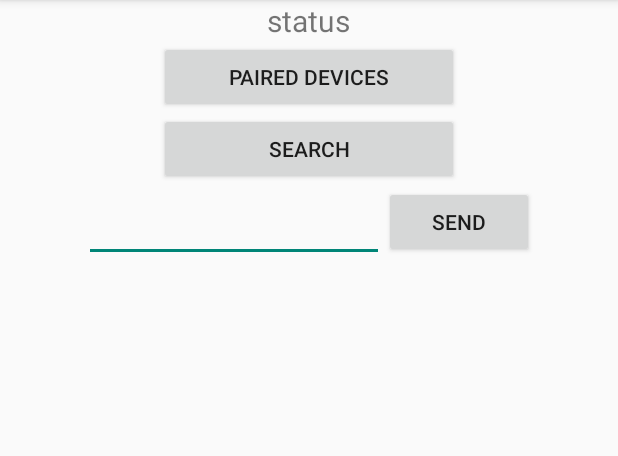
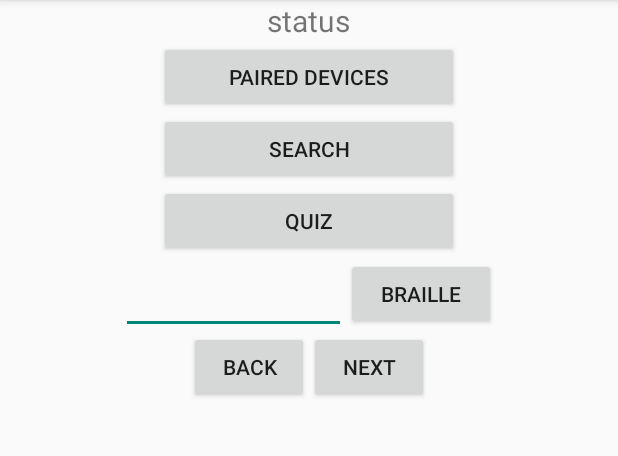
Before and after one commit to jaewon1778/USB, an Android app: the screen it shows after launch (MainActivity), on a phone screen of 412 x 824 dp, the part 84-540 px from its top. Run offline under Robolectric (Android 15) with nearby library versions, the light colour scheme and no system bars.

Commit message:
bluetooth

```diff
--- a/app/src/main/java/ssu/bluetoothtest/MainActivity.java
+++ b/app/src/main/java/ssu/bluetoothtest/MainActivity.java
@@ -41,7 +41,7 @@ public class MainActivity extends AppCompatActivity implements TextToSpeech.OnIn
     UUID BT_MODULE_UUID = UUID.fromString("00001101-0000-1000-8000-00805F9B34FB"); // "random" unique identifier
 
     TextView textStatus;
-    Button btnParied, btnSearch, btnSend;
+    Button btnParied, btnSearch, btnNext, btnBack, btnBraille, btnQuiz;
     ListView listView;
     EditText txtText;
 
@@ -63,6 +63,11 @@ public class MainActivity extends AppCompatActivity implements TextToSpeech.OnIn
     private int[][] exlist1 = {{1, 1, 1, 0, 0, 0}};
     private int[][] exlist4 = {{1, 1, 1, 0, 0, 0}, {0, 0, 0, 1, 0, 0}, {1, 1, 1, 0, 0, 1}, {1, 1, 1, 0, 0, 0}};
     private int[][] exlist5 = {{1, 1, 1, 0, 0, 0}, {0, 0, 0, 1, 0, 0}, {1, 1, 1, 0, 0, 1}, {1, 1, 1, 0, 0, 0}, {0, 0, 0, 1, 0, 0}};
+
+    private ArrayList<Object> Result = new ArrayList<>();
+    private int send_idx = 0;
+    private int max_idx = 0;
+
 
     @Override
     protected void onCreate(Bundle savedInstanceState) {
@@ -87,7 +92,10 @@ public class MainActivity extends AppCompatActivity implements TextToSpeech.OnIn
         textStatus = (TextView) findViewById(R.id.text_status);
         btnParied = (Button) findViewById(R.id.btn_paired);
         btnSearch = (Button) findViewById(R.id.btn_search);
-        btnSend = (Button) findViewById(R.id.btn_send);
+        btnBraille = (Button) findViewById(R.id.btn_braille);
+        btnQuiz = (Button) findViewById(R.id.btn_quiz);
+        btnBack = (Button) findViewById(R.id.btn_back);
+        btnNext = (Button) findViewById(R.id.btn_next);
         txtText = findViewById(R.id.txtText);
         listView = (ListView) findViewById(R.id.listview);
 
@@ -101,103 +109,109 @@ public class MainActivity extends AppCompatActivity implements TextToSpeech.OnIn
 
         listView.setOnItemClickListener(new myOnItemClickListener());
 
-        btnSend.setOnClickListener(new View.OnClickListener() {
+        btnBraille.setOnClickListener(new View.OnClickListener() {
             @Override
             public void onClick(View v) {
                 CharSequence CharSeq = txtText.getText();
                 String text = CharSeq.toString();
 
-                ArrayList<Object> Result = text(text);
+                Result = text(text);
 
-                Log.d("braille", Arrays.deepToString(Result.toArray()));
-                Log.d("length", String.valueOf(Result.size()));
-
-                //3개 이하씩 쪼개서 보내기
                 int quo = Result.size() / 3;
                 int rem = Result.size() % 3;
 
-                for(int i = 0; i < quo + 1; i++) {
-                    ArrayList<Object> brailleList = new ArrayList<>();
-                    int cnt = 3;
-                    if(i == quo) {
-                        if(rem == 0) break;
-                        else cnt = rem;
-                    }
-                    for(int j = 0; j < cnt; j++) {
-                        brailleList.add(Result.get(i*3 + j));
-                    }
-                    String row = String.valueOf(brailleList.size());
-                    String braille = Arrays.deepToString(brailleList.toArray());
-                    braille = row + braille + ";";  //끝에 ; 추가
-                    Log.d("braille", braille);
-                    if(connectedThread!=null){ connectedThread.write(braille); }
+                send_idx = 0;
+                max_idx = quo + 1;
+                if(rem == 0) { max_idx--; }
 
-                    //delay
-                    if(i != quo) {
-                        try {
-                            Thread.sleep(5000);
-                        } catch (InterruptedException e) {
-                            e.printStackTrace();
-                        }
-                    }
+                Log.d("send_idx", String.valueOf(send_idx));
+                Log.d("max_idx", String.valueOf(max_idx));
+
+                Log.d("Result", Arrays.deepToString(Result.toArray()));
+                Log.d("length", String.valueOf(Result.size()));
+
+                int cnt = 3;
+                if(max_idx == 0) {
+                    cnt = 0;
+                }
+                else if(send_idx == max_idx - 1) {
+                    if(rem != 0) cnt = rem;
                 }
 
+                sendbraille(send_idx, cnt);
+            }
+        });
 
-                /* 한번에 다 보내기
-                String row = String.valueOf(Result.size());
-                String braille = Arrays.deepToString(Result.toArray());
-                braille = row + braille + ";";  //끝에 ; 추가
+        btnNext.setOnClickListener(new View.OnClickListener() {
+            @Override
+            public void onClick(View v) {
+                int rem = Result.size() % 3;
 
-                Log.d("strResult", braille);
-                if(connectedThread!=null){ connectedThread.write(braille); }
-                */
+                send_idx++;
+                if(send_idx == max_idx) {
+                    send_idx--;
+                }
+
+                int cnt = 3;
+                if(max_idx == 0) {
+                    cnt = 0;
+                }
+                else if(send_idx == max_idx - 1) {
+                    if(rem != 0) cnt = rem;
+                }
+
+                sendbraille(send_idx, cnt);
+            }
+        });
+
+        btnBack.setOnClickListener(new View.OnClickListener() {
+            @Override
+            public void onClick(View v) {
+                int rem = Result.size() % 3;
+
+                send_idx--;
+                if(send_idx < 0) {
+                    send_idx++;
+                }
+
+                int cnt = 3;
+                if(max_idx == 0) {
+                    cnt = 0;
+                }
+                else if(send_idx == max_idx - 1) {
+                    if(rem != 0) cnt = rem;
+                }
+
+                sendbraille(send_idx, cnt);
+            }
+        });
+
+        btnQuiz.setOnClickListener(new View.OnClickListener() {
+            @Override
+            public void onClick(View v) {
+                connectedThread.run();
 
 
-                /*
-                // test
-                String braille = null;
-                int rowCnt = 0;
 
-                if(text.equals("1")) {
-                    braille = Arrays.deepToString(exlist1);
-                    rowCnt = exlist1.length;
-                }
-                else if(text.equals("2")) {
-                    braille = Arrays.deepToString(exlist2);
-                    rowCnt = exlist2.length;
-                }
-                else if(text.equals("3")) {
-                    braille = Arrays.deepToString(exlist3);
-                    rowCnt = exlist3.length;
-                }
-                else if(text.equals("6")) {
-                    braille = Arrays.deepToString(exlist6);
-                    rowCnt = exlist6.length;
-                }
-                else if(text.equals("9")) {
-                    braille = Arrays.deepToString(exlist9);
-                    rowCnt = exlist9.length;
-                }
-                else if(text.equals("4")) {
-                    braille = Arrays.deepToString(exlist4);
-                    rowCnt = exlist4.length;
-                }
-                else if(text.equals("5")) {
-                    braille = Arrays.deepToString(exlist5);
-                    rowCnt = exlist5.length;
-                }
-
-                Log.d("braille", braille);
-                String row = String.valueOf(rowCnt);
-                braille = row + braille + ";";
-                Log.d("send", braille);
-
-                if(connectedThread!=null){
-                    connectedThread.write(braille); }
-                */
             }
         });
     }
+
+    //send braille
+    public void sendbraille(int send_idx, int cnt) {
+        ArrayList<Object> brailleList = new ArrayList<>();
+
+        for(int j = 0; j < cnt; j++) {
+            brailleList.add(Result.get(send_idx*3 + j));
+        }
+
+        String row = String.valueOf(brailleList.size());
+        String braille = Arrays.deepToString(brailleList.toArray());
+        braille = row + braille + ";";  //끝에 ; 추가
+        Log.d("braille", braille);
+        if(connectedThread!=null){ Log.d("braille", braille);connectedThread.write(braille); }
+    }
+
 
     // 모든 초성에 대한 점자를 매치해놓은 HashMap 변수 선언 (파이썬의 딕셔너리와 비슷)
 
@@ -412,7 +426,7 @@ public class MainActivity extends AppCompatActivity implements TextToSpeech.OnIn
 
 
         // 문법: 'ㅅ/ㅆ/ㅈ/ㅉ/ㅊ' + 'ㅓ' + 'ㅇ' 의 글자에서 'ㅓ+ㅇ'은 MATCH_H2B_GRAMMAR2 에서 'ㅕㅇ'에 해당하는 점자 매치하여 리턴  ex)'ㅅ/ㅆ/ㅈ/ㅉ/ㅊ'+'ㅓ'+'ㅇ'일때 ㅓ+ㅇ은 ㅕ+ㅇ으로 표기한다
-        else if (hangul_decomposed.charAt(0) == 'ㅅ' || hangul_decomposed.charAt(0) == 'ㅆ' || hangul_decomposed.charAt(0) == 'ㅈ' || hangul_decomposed.charAt(0) == 'ㅉ' || hangul_decomposed.charAt(0) == 'ㅊ' && hangul_decomposed.charAt(1) == 'ㅓ' && hangul_decomposed.charAt(2) == 'ㅇ') {
+        else if ((hangul_decomposed.charAt(0) == 'ㅅ' || hangul_decomposed.charAt(0) == 'ㅆ' || hangul_decomposed.charAt(0) == 'ㅈ' || hangul_decomposed.charAt(0) == 'ㅉ' || hangul_decomposed.charAt(0) == 'ㅊ') && hangul_decomposed.charAt(1) == 'ㅓ' && hangul_decomposed.charAt(2) == 'ㅇ') {
             int[][] ChoArray = MATCH_H2B_CHO.get(String.valueOf(hangul_decomposed.charAt(0)));
             for (int j = 0; j < ChoArray.length; j++) {
                 result.add(ChoArray[j]);
--- a/app/src/main/res/layout/activity_main.xml
+++ b/app/src/main/res/layout/activity_main.xml
@@ -39,7 +39,16 @@
         android:layout_height="wrap_content"
         android:layout_gravity="center"
 
-        />
+    />
+
+    <Button
+            android:id="@+id/btn_quiz"
+            android:text="Quiz"
+            android:layout_width="200dp"
+            android:layout_height="wrap_content"
+            android:layout_gravity="center"
+
+    />
     <LinearLayout
         android:id="@+id/lin_send"
         android:layout_width="match_parent"
@@ -49,7 +58,7 @@
         >
     <EditText
         android:id="@+id/txtText"
-        android:layout_width="200dp"
+        android:layout_width="150dp"
         android:layout_height="wrap_content"
         android:layout_marginTop="4dp"
         android:inputType="text"
@@ -57,11 +66,37 @@
 
 
     <Button
-        android:id="@+id/btn_send"
-        android:text="Send"
+        android:id="@+id/btn_braille"
+        android:text="braille"
         android:layout_width="100dp"
         android:layout_height="wrap_content"/>
+
+
     </LinearLayout>
+
+
+        <LinearLayout
+            android:id="@+id/lin_nb"
+            android:layout_width="match_parent"
+            android:layout_height="wrap_content"
+            android:orientation="horizontal"
+            android:gravity="center"
+            >
+
+            <Button
+                android:id="@+id/btn_back"
+                android:text="Back"
+                android:layout_width="80dp"
+                android:layout_height="wrap_content"/>
+
+            <Button
+                android:id="@+id/btn_next"
+                android:text="Next"
+                android:layout_width="80dp"
+                android:layout_height="wrap_content"/>
+
+        </LinearLayout>
+
     <ListView
         android:id="@+id/listview"
         android:layout_width="wrap_content"
```
Also changed, not shown: app/build.gradle (+14 -6 lines), app/src/main/java/ssu/bluetoothtest/ConnectedThread.java (+79 -2 lines).
